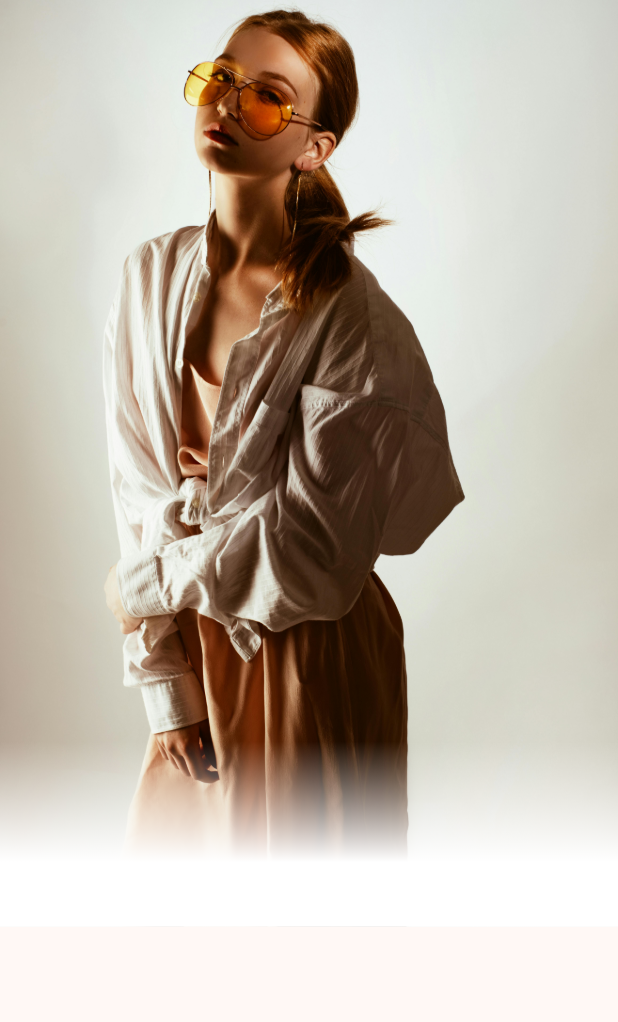
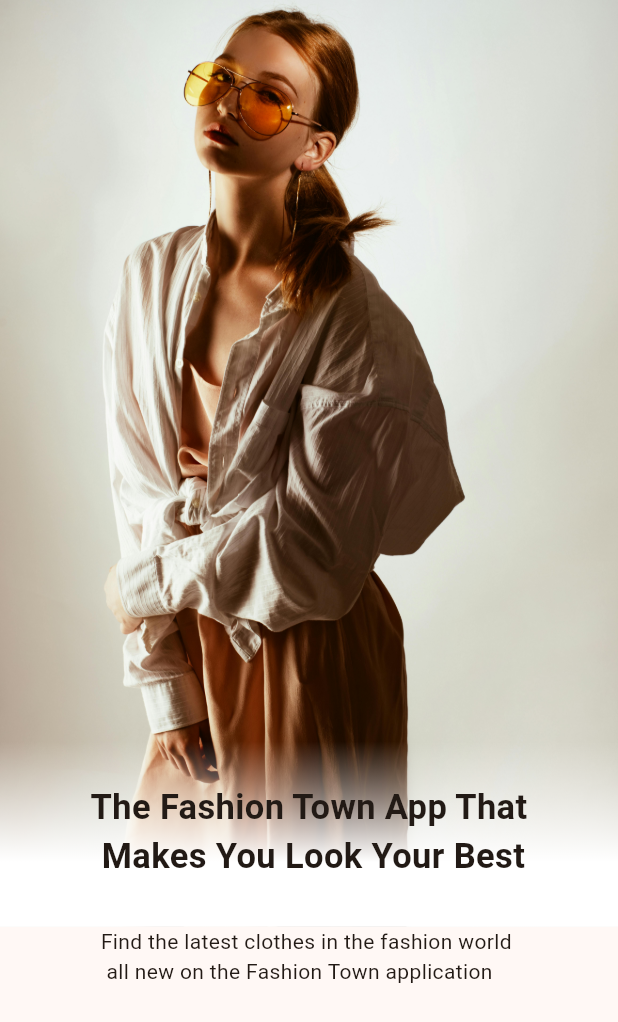
Before and after one commit to AhmedSamir25/Fashion-Town, a Flutter app: the screen it shows after launch, on a phone screen of 412 x 824 dp. Shown: the top 1022 px of the screen. Run offline on Flutter 3.47's test engine with Material 3 defaults, Android fonts, the phone set to English and light mode, and no system bars.

Commit message:
style text onboarding text

```diff
--- /dev/null
+++ b/lib/core/theme/style_text.dart
@@ -0,0 +1,11 @@
+import 'package:flutter/material.dart';
+
+class StyleText {
+  static TextStyle textStyle23 = const TextStyle(
+    fontSize: 23,
+    fontWeight: FontWeight.bold,
+  );
+  static TextStyle textStyle14 = const TextStyle(
+    fontSize: 14,
+  );
+}
--- a/lib/features/onboarding/view/onboarding_view.dart
+++ b/lib/features/onboarding/view/onboarding_view.dart
@@ -1,3 +1,4 @@
+import 'package:fashion_town/core/theme/style_text.dart';
 import 'package:fashion_town/features/onboarding/view/widgets/onboarding_image.dart';
 import 'package:flutter/material.dart';
 
@@ -6,11 +7,14 @@
 
   @override
   Widget build(BuildContext context) {
-    return const Scaffold(
+    return  Scaffold(
       body: SafeArea(child:
       Column(
         children: [
-          OnboardingImage(),
+          const OnboardingImage(),
+          Text('Find the latest clothes in the fashion world \n all new on the Fashion Town application',
+          style: StyleText.textStyle14,
+          ),
         ],
       ),
       ),
--- a/lib/features/onboarding/view/widgets/onboarding_image.dart
+++ b/lib/features/onboarding/view/widgets/onboarding_image.dart
@@ -1,5 +1,7 @@
 import 'package:fashion_town/core/constants/assets_image_manager.dart';
+import 'package:fashion_town/core/theme/style_text.dart';
 import 'package:flutter/material.dart';
+import 'package:flutter/widgets.dart';
 
 class OnboardingImage extends StatelessWidget {
   const OnboardingImage({super.key});
@@ -16,11 +18,22 @@
         ],
         begin: Alignment.bottomCenter,
         end: Alignment.center,
-        stops: [0.14,0.4]
+        stops: const [0.14,0.4]
         ),
       ),
       child: Image.asset(AssetImageManager.onboardingImage),
-      ),]
+      ),
+      Positioned(
+        bottom: 30,
+        left: 0,
+        right: 0,
+        child:
+           Text('The Fashion Town App That \n Makes You Look Your Best',
+         textAlign: TextAlign.center,
+         style: StyleText.textStyle23,
+          ),
+        )
+      ]
     );
   }
 }
```
